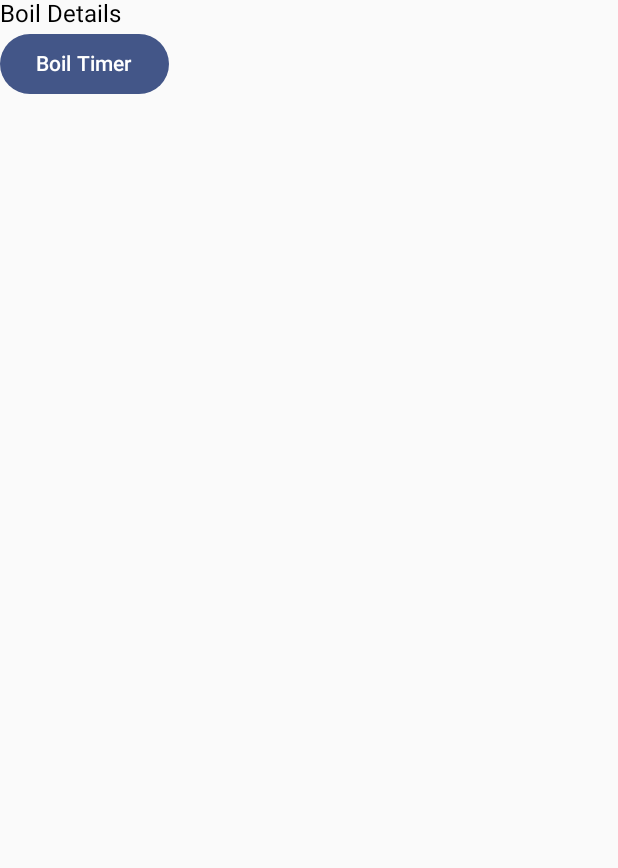
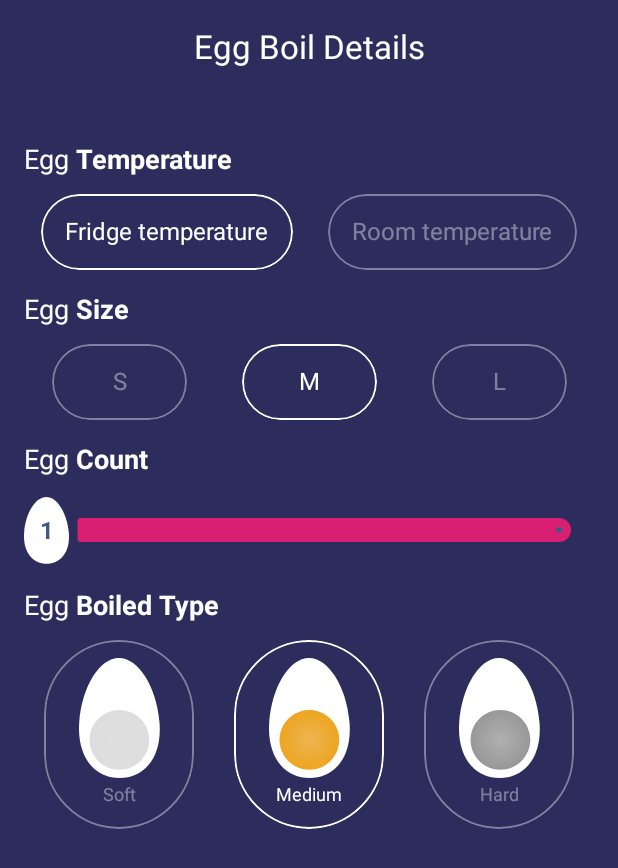
Before and after one commit to hanihashemi/Egg-Master-App, an Android app built with Jetpack Compose: the EggBoilDetailsScreen screen opened through its navigation route, on a phone screen of 412 x 824 dp. Shown: the top 868 px of the screen. Run offline under Robolectric (Android 15) with nearby library versions, the phone set to English and light mode, and no system bars; our stand-ins replace Dagger/Hilt's generated code.

Commit message:
Add EggBoilDetailsScreen

```diff
--- a/app/src/main/java/io/github/hanihashemi/eggmaster/EggMasterApp.kt
+++ b/app/src/main/java/io/github/hanihashemi/eggmaster/EggMasterApp.kt
@@ -8,16 +8,21 @@ import androidx.compose.material3.Button
 import androidx.compose.material3.Text
 import androidx.compose.runtime.Composable
 import androidx.compose.runtime.collectAsState
+import androidx.compose.runtime.getValue
 import androidx.navigation.NavHostController
 import androidx.navigation.compose.NavHost
 import androidx.navigation.compose.composable
 import androidx.navigation.compose.navigation
+import io.github.hanihashemi.eggmaster.eggboildetails.EggBoilDetailsScreen
 import io.github.hanihashemi.eggmaster.splash.SplashScreen
 import io.github.hanihashemi.eggmaster.tutorial.TutorialScreen
+import io.github.hanihashemi.eggmaster.ui.models.UiState
 
 @Composable
 fun EggMasterApp(
-    navController: NavHostController, viewModel: MainViewModel, state: MainViewModel.UiState
+    navController: NavHostController,
+    viewModel: MainViewModel,
+    state: UiState,
 ) {
     EggMasterNavHost(navController, viewModel)
     HandleTutorialScreenBackButton(navController, state, viewModel)
@@ -26,7 +31,7 @@ fun EggMasterApp(
 @Composable
 private fun HandleTutorialScreenBackButton(
     navController: NavHostController,
-    state: MainViewModel.UiState,
+    state: UiState,
     viewModel: MainViewModel
 ) {
     val isCurrentScreenTutorial = navController
@@ -41,6 +46,8 @@ private fun HandleTutorialScreenBackButton(
 
 @Composable
 private fun EggMasterNavHost(navController: NavHostController, viewModel: MainViewModel) {
+    val state by viewModel.viewState.collectAsState()
+
     NavHost(navController = navController,
         startDestination = Screen.Intro.route,
         enterTransition = {
@@ -84,15 +91,10 @@ private fun EggMasterNavHost(navController: NavHostController, viewModel: MainVi
             startDestination = Screen.Main.Destination.BoilDetail.route, route = Screen.Main.route
         ) {
             composable(Screen.Main.Destination.BoilDetail.route) {
-                Column {
-                    Text("Boil Details")
-
-                    Button(onClick = {
-                        navController.navigate("boil_timer")
-                    }) {
-                        Text("Boil Timer")
-                    }
-                }
+                EggBoilDetailsScreen(
+                    state = state,
+                    dispatch = viewModel::dispatch
+                )
             }
             composable(Screen.Main.Destination.BoilTimer.route) {
                 Column {
--- a/app/src/main/java/io/github/hanihashemi/eggmaster/MainActivity.kt
+++ b/app/src/main/java/io/github/hanihashemi/eggmaster/MainActivity.kt
@@ -36,7 +36,7 @@ class MainActivity : ComponentActivity() {
             viewModel.viewEvent.collectLatest { viewEvent ->
                 when (viewEvent) {
                     is MainViewModel.ViewEvent.OpenNextPage -> {
-                        // Handle open next page event
+                        navController.navigate(Screen.Main.route)
                     }
                     is MainViewModel.ViewEvent.NavigateBack -> {
                         onBackPressedDispatcher.onBackPressed()
--- a/app/src/main/java/io/github/hanihashemi/eggmaster/MainViewModel.kt
+++ b/app/src/main/java/io/github/hanihashemi/eggmaster/MainViewModel.kt
@@ -3,6 +3,14 @@ package io.github.hanihashemi.eggmaster
 import androidx.lifecycle.ViewModel
 import androidx.lifecycle.viewModelScope
 import dagger.hilt.android.lifecycle.HiltViewModel
+import io.github.hanihashemi.eggmaster.MainViewModel.ViewAction.OnEggTemperaturePressed
+import io.github.hanihashemi.eggmaster.MainViewModel.ViewAction.TutorialNextPressed
+import io.github.hanihashemi.eggmaster.MainViewModel.ViewAction.TutorialPreviousPressed
+import io.github.hanihashemi.eggmaster.ui.models.EggBoiledType
+import io.github.hanihashemi.eggmaster.ui.models.EggDetailsUiModel
+import io.github.hanihashemi.eggmaster.ui.models.EggSize
+import io.github.hanihashemi.eggmaster.ui.models.EggTemperature
+import io.github.hanihashemi.eggmaster.ui.models.UiState
 import kotlinx.coroutines.channels.Channel
 import kotlinx.coroutines.flow.MutableStateFlow
 import kotlinx.coroutines.flow.SharingStarted
@@ -10,6 +18,7 @@ import kotlinx.coroutines.flow.StateFlow
 import kotlinx.coroutines.flow.map
 import kotlinx.coroutines.flow.receiveAsFlow
 import kotlinx.coroutines.flow.stateIn
+import kotlinx.coroutines.flow.update
 import javax.inject.Inject
 
 @HiltViewModel
@@ -21,21 +30,50 @@ class MainViewModel @Inject constructor() : ViewModel() {
     val viewState: StateFlow<UiState> = internalState
         .map { internalState -> generateUiState(internalState) }
         .stateIn(
-            viewModelScope,
-            SharingStarted.WhileSubscribed(),
-            UiState()
+            scope = viewModelScope,
+            started = SharingStarted.WhileSubscribed(),
+            initialValue = UiState(),
         )
 
     private fun generateUiState(internalState: InternalState): UiState {
         return UiState(
             tutorialCurrentStep = internalState.tutorialCurrentStep,
+            eggDetails = internalState.eggDetails,
         )
     }
 
     fun dispatch(action: ViewAction) {
         when (action) {
-            is ViewAction.TutorialNextPressed -> onTutorialNextPressed()
-            is ViewAction.TutorialPreviousPressed -> onTutorialPreviousPressed()
+            is TutorialNextPressed -> onTutorialNextPressed()
+            is TutorialPreviousPressed -> onTutorialPreviousPressed()
+            is OnEggTemperaturePressed -> onEggTemperaturePressed(action.eggTemperature)
+            is ViewAction.OnEggSizePressed -> onEggSizePressed(action.eggSize)
+            is ViewAction.OnEggCountChanged -> onEggCountChanged(action.eggCount)
+            is ViewAction.OnEggBoiledTypePressed -> onEggBoilPressed(action.eggBoiledType)
+        }
+    }
+
+    private fun onEggBoilPressed(eggBoiledType: EggBoiledType) {
+        internalState.update {
+            it.copy(eggDetails = it.eggDetails.copy(boiledType = eggBoiledType))
+        }
+    }
+
+    private fun onEggCountChanged(eggCount: Int) {
+        internalState.update {
+            it.copy(eggDetails = it.eggDetails.copy(count = eggCount))
+        }
+    }
+
+    private fun onEggSizePressed(eggSize: EggSize) {
+        internalState.update {
+            it.copy(eggDetails = it.eggDetails.copy(size = eggSize))
+        }
+    }
+
+    private fun onEggTemperaturePressed(eggTemperature: EggTemperature) {
+        internalState.update {
+            it.copy(eggDetails = it.eggDetails.copy(temperature = eggTemperature))
         }
     }
 
@@ -57,23 +95,22 @@ class MainViewModel @Inject constructor() : ViewModel() {
         }
     }
 
-    data class UiState(
-        val tutorialCurrentStep: Int = 0,
-        val dropEgg: Boolean = false,
-    )
-
     data class InternalState(
         val tutorialCurrentStep: Int = 0,
+        val eggDetails: EggDetailsUiModel = EggDetailsUiModel(),
     )
 
     sealed class ViewAction {
         data object TutorialNextPressed : ViewAction()
         data object TutorialPreviousPressed : ViewAction()
+        data class OnEggTemperaturePressed(val eggTemperature: EggTemperature) : ViewAction()
+        data class OnEggSizePressed(val eggSize: EggSize) : ViewAction()
+        data class OnEggCountChanged(val eggCount: Int) : ViewAction()
+        data class OnEggBoiledTypePressed(val eggBoiledType: EggBoiledType) : ViewAction()
     }
 
     sealed class ViewEvent {
         data object NavigateBack : ViewEvent()
         data object OpenNextPage : ViewEvent()
     }
-
 }
--- /dev/null
+++ b/app/src/main/java/io/github/hanihashemi/eggmaster/components/OutlinedToggleButton.kt
@@ -0,0 +1,71 @@
+package io.github.hanihashemi.eggmaster.components
+
+import androidx.compose.foundation.BorderStroke
+import androidx.compose.foundation.border
+import androidx.compose.foundation.clickable
+import androidx.compose.foundation.layout.Box
+import androidx.compose.foundation.layout.padding
+import androidx.compose.foundation.shape.CircleShape
+import androidx.compose.material3.Text
+import androidx.compose.runtime.Composable
+import androidx.compose.ui.Alignment
+import androidx.compose.ui.Modifier
+import androidx.compose.ui.draw.clip
+import androidx.compose.ui.graphics.Color
+import androidx.compose.ui.text.style.TextOverflow
+import androidx.compose.ui.tooling.preview.Preview
+import androidx.compose.ui.unit.dp
+import io.github.hanihashemi.eggmaster.ui.theme.Dimens
+import io.github.hanihashemi.eggmaster.ui.theme.EggMasterTheme
+import io.github.hanihashemi.eggmaster.ui.theme.InactiveColor
+
+@Composable
+fun OutlinedToggleButton(
+    modifier: Modifier = Modifier,
+    isSelect: Boolean,
+    text: String,
+    onClick: () -> Unit,
+) {
+    val color = if (isSelect) Color.White else InactiveColor
+
+    Box(
+        modifier = modifier
+            .clip(CircleShape)
+            .border(BorderStroke(1.dp, color), CircleShape)
+            .clickable { onClick() }
+            .padding(Dimens.PaddingXSmall),
+        contentAlignment = Alignment.Center,
+    ) {
+        Text(
+            modifier = Modifier.padding(Dimens.PaddingXSmall),
+            text = text,
+            color = color,
+            maxLines = 1,
+            overflow = TextOverflow.Ellipsis,
+        )
+    }
+}
+
+@Preview
+@Composable
+fun OutlinedToggleButtonSelectedPreview() {
+    EggMasterTheme {
+        OutlinedToggleButton(
+            isSelect = true,
+            text = "Click me",
+            onClick = { }
+        )
+    }
+}
+
+@Preview
+@Composable
+fun OutlinedToggleButtonNotSelectedPreview() {
+    EggMasterTheme {
+        OutlinedToggleButton(
+            isSelect = false,
+            text = "Click me",
+            onClick = { }
+        )
+    }
+}
--- /dev/null
+++ b/app/src/main/java/io/github/hanihashemi/eggmaster/components/OutlinedToggleImageButton.kt
@@ -0,0 +1,101 @@
+package io.github.hanihashemi.eggmaster.components
+
+import androidx.annotation.DrawableRes
+import androidx.compose.foundation.BorderStroke
+import androidx.compose.foundation.Image
+import androidx.compose.foundation.border
+import androidx.compose.foundation.clickable
+import androidx.compose.foundation.layout.Box
+import androidx.compose.foundation.layout.Column
+import androidx.compose.foundation.layout.padding
+import androidx.compose.foundation.layout.size
+import androidx.compose.foundation.layout.width
+import androidx.compose.foundation.shape.CircleShape
+import androidx.compose.material3.MaterialTheme
+import androidx.compose.material3.Text
+import androidx.compose.runtime.Composable
+import androidx.compose.ui.Alignment
+import androidx.compose.ui.Modifier
+import androidx.compose.ui.draw.clip
+import androidx.compose.ui.graphics.Color
+import androidx.compose.ui.graphics.ColorFilter
+import androidx.compose.ui.graphics.ColorMatrix
+import androidx.compose.ui.res.painterResource
+import androidx.compose.ui.text.style.TextOverflow
+import androidx.compose.ui.tooling.preview.Preview
+import androidx.compose.ui.unit.dp
+import io.github.hanihashemi.eggmaster.R
+import io.github.hanihashemi.eggmaster.ui.theme.Dimens
+import io.github.hanihashemi.eggmaster.ui.theme.EggMasterTheme
+import io.github.hanihashemi.eggmaster.ui.theme.InactiveColor
+
+@Composable
+fun OutlinedToggleImageButton(
+    modifier: Modifier = Modifier,
+    text: String,
+    @DrawableRes iconId: Int,
+    isSelect: Boolean,
+    onClick: () -> Unit,
+) {
+    val color = if (isSelect) Color.White else InactiveColor
+    val colorMatrix = ColorMatrix().apply {
+        if (!isSelect) {
+            setToSaturation(0f)
+        }
+    }
+
+    Box(
+        modifier = modifier
+            .width(100.dp)
+            .clip(CircleShape)
+            .border(BorderStroke(1.dp, color), CircleShape)
+            .clickable { onClick() },
+        contentAlignment = Alignment.Center,
+    ) {
+        Column(
+            Modifier.padding(vertical = Dimens.PaddingSmall),
+            horizontalAlignment = Alignment.CenterHorizontally,
+        ) {
+            Image(
+                modifier = Modifier.size(80.dp),
+                painter = painterResource(id = iconId),
+                contentDescription = "Boil type",
+                colorFilter = ColorFilter.colorMatrix(colorMatrix)
+            )
+            Text(
+                modifier = Modifier.padding(Dimens.PaddingXXSmall),
+                text = text,
+                maxLines = 1,
+                overflow = TextOverflow.Clip,
+                color = color,
+                style = MaterialTheme.typography.bodySmall,
+            )
+        }
+    }
+}
+
+@Composable
+@Preview
+fun OutlinedToggleImageButtonSelectedPreview() {
+    EggMasterTheme {
+        OutlinedToggleImageButton(
+            isSelect = true,
+            text = "Medium",
+            iconId = R.drawable.ic_egg_boiled_medium,
+            onClick = { }
+        )
+    }
+}
+
+@Composable
+@Preview
+fun OutlinedToggleImageButtonNotSelectedPreview() {
+    EggMasterTheme {
+        OutlinedToggleImageButton(
+            isSelect = false,
+            text = "Medium",
+            iconId = R.drawable.ic_egg_boiled_medium,
+            onClick = { }
+        )
+    }
+}
--- /dev/null
+++ b/app/src/main/java/io/github/hanihashemi/eggmaster/eggboildetails/EggBoilDetailsScreen.kt
@@ -0,0 +1,211 @@
+package io.github.hanihashemi.eggmaster.eggboildetails
+
+import androidx.compose.foundation.Image
+import androidx.compose.foundation.background
+import androidx.compose.foundation.layout.Arrangement
+import androidx.compose.foundation.layout.Box
+import androidx.compose.foundation.layout.Column
+import androidx.compose.foundation.layout.Row
+import androidx.compose.foundation.layout.fillMaxSize
+import androidx.compose.foundation.layout.fillMaxWidth
+import androidx.compose.foundation.layout.padding
+import androidx.compose.foundation.layout.width
+import androidx.compose.foundation.layout.widthIn
+import androidx.compose.material3.ExperimentalMaterial3Api
+import androidx.compose.material3.MaterialTheme
+import androidx.compose.material3.Scaffold
+import androidx.compose.material3.Slider
+import androidx.compose.material3.Text
+import androidx.compose.material3.TopAppBar
+import androidx.compose.runtime.Composable
+import androidx.compose.ui.Alignment
+import androidx.compose.ui.Modifier
+import androidx.compose.ui.res.painterResource
+import androidx.compose.ui.text.SpanStyle
+import androidx.compose.ui.text.buildAnnotatedString
+import androidx.compose.ui.text.font.FontWeight
+import androidx.compose.ui.text.style.TextOverflow
+import androidx.compose.ui.text.withStyle
+import androidx.compose.ui.tooling.preview.Preview
+import androidx.compose.ui.unit.dp
+import io.github.hanihashemi.eggmaster.MainViewModel
+import io.github.hanihashemi.eggmaster.MainViewModel.ViewAction.OnEggBoiledTypePressed
+import io.github.hanihashemi.eggmaster.MainViewModel.ViewAction.OnEggCountChanged
+import io.github.hanihashemi.eggmaster.MainViewModel.ViewAction.OnEggSizePressed
+import io.github.hanihashemi.eggmaster.MainViewModel.ViewAction.OnEggTemperaturePressed
+import io.github.hanihashemi.eggmaster.R
+import io.github.hanihashemi.eggmaster.components.OutlinedToggleButton
+import io.github.hanihashemi.eggmaster.components.OutlinedToggleImageButton
+import io.github.hanihashemi.eggmaster.ui.models.EggBoiledType
+import io.github.hanihashemi.eggmaster.ui.models.EggSize
+import io.github.hanihashemi.eggmaster.ui.models.EggTemperature
+import io.github.hanihashemi.eggmaster.ui.models.UiState
+import io.github.hanihashemi.eggmaster.ui.theme.Dimens
+import io.github.hanihashemi.eggmaster.ui.theme.EggMasterTheme
+
+@OptIn(ExperimentalMaterial3Api::class)
+@Composable
+fun EggBoilDetailsScreen(
+    state: UiState,
+    dispatch: (MainViewModel.ViewAction) -> Unit,
+) {
+    Scaffold(
+        topBar = { TopBar() }
+    ) { paddingValues ->
+        Column(
+            modifier = Modifier
+                .fillMaxSize()
+                .background(MaterialTheme.colorScheme.surface)
+                .padding(paddingValues)
+                .padding(Dimens.PaddingNormal)
+        ) {
+            HeadLine(textBold = "Temperature")
+            Row(
+                modifier = Modifier.fillMaxWidth(),
+                horizontalArrangement = Arrangement.SpaceAround,
+            ) {
+                OutlinedToggleButton(
+                    modifier = Modifier.widthIn(90.dp),
+                    text = "Fridge temperature",
+                    isSelect = state.eggDetails.temperature == EggTemperature.FRIDGE,
+                    onClick = {
+                        dispatch(OnEggTemperaturePressed(EggTemperature.FRIDGE))
+                    }
+                )
+                OutlinedToggleButton(
+                    modifier = Modifier.widthIn(90.dp),
+                    text = "Room temperature",
+                    isSelect = state.eggDetails.temperature == EggTemperature.ROOM,
+                    onClick = {
+                        dispatch(OnEggTemperaturePressed(EggTemperature.ROOM))
+                    }
+                )
+            }
+            HeadLine(textBold = "Size")
+            Row(
+                modifier = Modifier.fillMaxWidth(),
+                horizontalArrangement = Arrangement.SpaceAround,
+            ) {
+                OutlinedToggleButton(
+                    modifier = Modifier.widthIn(90.dp),
+                    text = "S",
+                    isSelect = state.eggDetails.size == EggSize.S,
+                    onClick = {
+                        dispatch(OnEggSizePressed(EggSize.S))
+                    }
+                )
+                OutlinedToggleButton(
+                    modifier = Modifier.widthIn(90.dp),
+                    text = "M",
+                    isSelect = state.eggDetails.size == EggSize.M,
+                    onClick = {
+                        dispatch(OnEggSizePressed(EggSize.M))
+                    }
+                )
+                OutlinedToggleButton(
+                    modifier = Modifier.widthIn(90.dp),
+                    text = "L",
+                    isSelect = state.eggDetails.size == EggSize.L,
+                    onClick = {
+                        dispatch(OnEggSizePressed(EggSize.L))
+                    }
+                )
+            }
+            HeadLine(textBold = "Count")
+            Slider(
+                modifier = Modifier.fillMaxWidth(),
+                value = state.eggDetails.count.toFloat(),
+                valueRange = 1f..10f,
+                onValueChange = {
+                    dispatch(OnEggCountChanged(it.toInt()))
+                },
+                thumb = {
+                    Box {
+                        Image(
+                            modifier = Modifier
+                                .width(30.dp),
+                            painter = painterResource(id = R.drawable.ic_egg),
+                            contentDescription = "Boiling Pot",
+                        )
+
+                        Text(
+                            modifier = Modifier
+                                .align(Alignment.Center),
+                            style = MaterialTheme.typography.bodyLarge.copy(
+                                fontWeight = FontWeight.Bold,
+                                color = MaterialTheme.colorScheme.primary
+                            ),
+                            overflow = TextOverflow.Clip,
+                            text = "${state.eggDetails.count}",
+                        )
+                    }
+                }
+            )
+            HeadLine(textBold = "Boiled Type")
+            Row(
+                modifier = Modifier.fillMaxWidth(),
+                horizontalArrangement = Arrangement.SpaceAround,
+            ) {
+                OutlinedToggleImageButton(
+                    text = "Soft",
+                    iconId = R.drawable.ic_egg_boiled_soft,
+                    isSelect = state.eggDetails.boiledType == EggBoiledType.SOFT,
+                    onClick = { dispatch(OnEggBoiledTypePressed(EggBoiledType.SOFT)) }
+                )
+                OutlinedToggleImageButton(
+                    text = "Medium",
+                    iconId = R.drawable.ic_egg_boiled_medium,
+                    isSelect = state.eggDetails.boiledType == EggBoiledType.MEDIUM,
+                    onClick = { dispatch(OnEggBoiledTypePressed(EggBoiledType.MEDIUM)) }
+                )
+                OutlinedToggleImageButton(
+                    text = "Hard",
+                    iconId = R.drawable.ic_egg_boiled_hard,
+                    isSelect = state.eggDetails.boiledType == EggBoiledType.HARD,
+                    onClick = { dispatch(OnEggBoiledTypePressed(EggBoiledType.HARD)) }
+                )
+            }
+        }
+    }
+}
+
+@Composable
+private fun HeadLine(text: String = "Egg ", textBold: String) {
+    Text(
+        modifier = Modifier.padding(
+            bottom = Dimens.PaddingSmall,
+            top = Dimens.PaddingNormal,
+        ),
+        style = MaterialTheme.typography.headlineMedium,
+        text = buildAnnotatedString {
+            append(text)
+            withStyle(style = SpanStyle(fontWeight = FontWeight.Bold)) {
+                append(textBold)
+            }
+        })
+}
+
+@OptIn(ExperimentalMaterial3Api::class)
+@Composable
+fun TopBar() {
+    TopAppBar(
+        title = {
+            Row(
+                modifier = Modifier
+                    .fillMaxWidth()
+                    .padding(end = Dimens.PaddingNormal),
+                horizontalArrangement = Arrangement.Center,
+            ) {
+                Text("Egg Boil Details")
+            }
+        },
+    )
+}
+
+@Composable
+@Preview
+private fun EggBoilDetailsScreenPreview() {
+    EggMasterTheme {
+        EggBoilDetailsScreen(state = UiState(), dispatch = { })
+    }
+}
--- /dev/null
+++ b/app/src/main/java/io/github/hanihashemi/eggmaster/ui/models/EggDetailsUiModel.kt
@@ -0,0 +1,25 @@
+package io.github.hanihashemi.eggmaster.ui.models
+
+data class EggDetailsUiModel(
+    val temperature: EggTemperature = EggTemperature.FRIDGE,
+    val size: EggSize = EggSize.M,
+    val count: Int = 1,
+    val boiledType: EggBoiledType = EggBoiledType.MEDIUM,
+)
+
+enum class EggTemperature {
+    FRIDGE,
+    ROOM,
+}
+
+enum class EggSize {
+    S,
+    M,
+    L,
+}
+
+enum class EggBoiledType {
+    SOFT,
+    MEDIUM,
+    HARD,
+}
--- /dev/null
+++ b/app/src/main/java/io/github/hanihashemi/eggmaster/ui/models/UiState.kt
@@ -0,0 +1,7 @@
+package io.github.hanihashemi.eggmaster.ui.models
+
+data class UiState(
+    val tutorialCurrentStep: Int = 0,
+    val dropEgg: Boolean = false,
+    val eggDetails: EggDetailsUiModel = EggDetailsUiModel(),
+)
--- a/app/src/main/java/io/github/hanihashemi/eggmaster/ui/theme/Color.kt
+++ b/app/src/main/java/io/github/hanihashemi/eggmaster/ui/theme/Color.kt
@@ -5,7 +5,7 @@ import androidx.compose.ui.graphics.Color
 val PrimaryColor = Color(0xFF435688)
 val SurfaceColor = Color(0xFF2C2D5D)
 val OnSurfaceColor = Color(0xFFFFFFFF)
-val OnBackgroundColor = Color(0xFF364767)
+val OnBackgroundColor = Color(0xFFFFFFFF)
 val SecondaryContainerColor = Color(0xFFD81F72)
 val OnSurfaceVariantColor = Color(0xFF364767)
 
@@ -16,3 +16,4 @@ val AndroidNavigationBarColor = Color(0xFF17213A)
 val YolkColor = Color(0XFFFFBA4B)
 val YolkMouthColor = Color(0XFFFAA847)
 val YolkLeftEyeColor = Color(0XFFFFE0B3)
+val InactiveColor = Color(0x66FFFFFF)
--- a/app/src/main/java/io/github/hanihashemi/eggmaster/ui/theme/Dimens.kt
+++ b/app/src/main/java/io/github/hanihashemi/eggmaster/ui/theme/Dimens.kt
@@ -6,8 +6,14 @@ import androidx.compose.ui.unit.dp
 
 object Dimens {
 
+    val PaddingXXSmall: Dp
+        @Composable get() = 4.dp
+
+    val PaddingXSmall: Dp
+        @Composable get() = 8.dp
+
     val PaddingSmall: Dp
-        @Composable get() = 8.dp
+        @Composable get() = 12.dp
 
     val PaddingNormal: Dp
         @Composable get() = 16.dp
```
Also changed, not shown: app/src/main/java/io/github/hanihashemi/eggmaster/ui/theme/Type.kt (+10 -0 lines).
